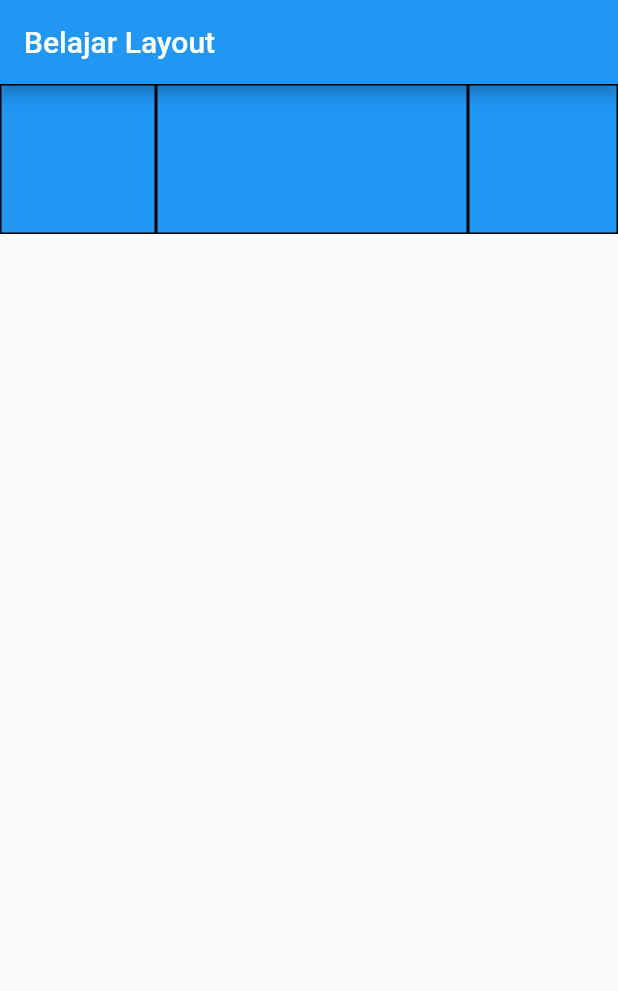
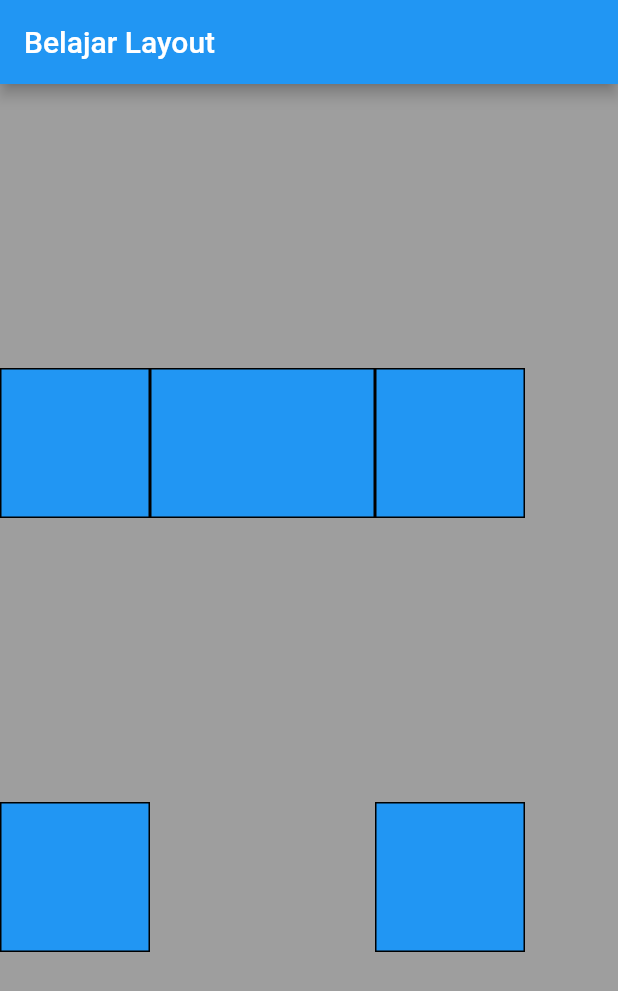
Before and after one commit to siubie/flutter_layout, a Flutter app: the screen it shows after launch, on a phone screen of 412 x 824 dp. Shown: the top 991 px of the screen. Run offline on Flutter 3.47's test engine with Material 2 defaults, Android fonts, the phone set to English and light mode, and no system bars.

Commit message:
SizedBox

```diff
--- a/lib/main.dart
+++ b/lib/main.dart
@@ -21,18 +21,28 @@ class Layout extends StatelessWidget {
         ),
         body: Container(
           color: Colors.grey,
-          child: Row(
-            mainAxisAlignment: MainAxisAlignment.spaceAround,
-            children: const [
-              Expanded(
-                flex: 1,
-                child: BlueBox(),
+          child: Column(
+            mainAxisAlignment: MainAxisAlignment.spaceEvenly,
+            children: [
+              Row(
+                children: const [
+                  BlueBox(),
+                  SizedBox(
+                    width: 150,
+                    child: BlueBox(),
+                  ),
+                  BlueBox(),
+                ],
               ),
-              Expanded(
-                flex: 2,
-                child: BlueBox(),
+              Row(
+                children: const [
+                  BlueBox(),
+                  SizedBox(
+                    width: 150,
+                  ),
+                  BlueBox(),
+                ],
               ),
-              BlueBox(),
             ],
           ),
         ),
```
